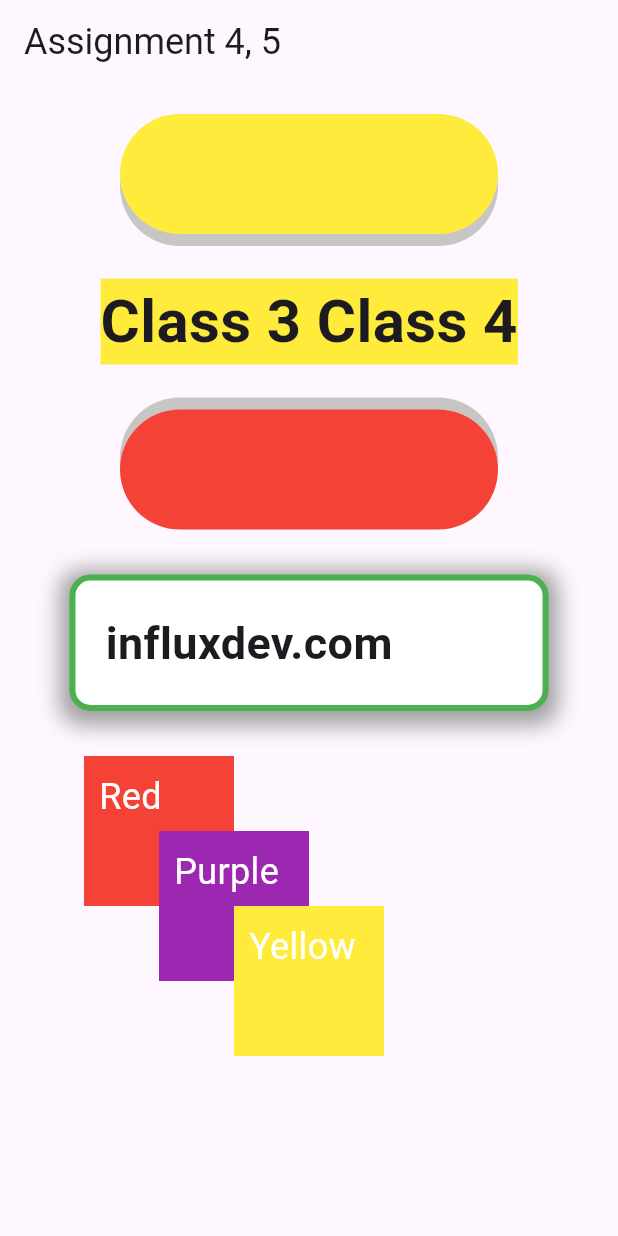
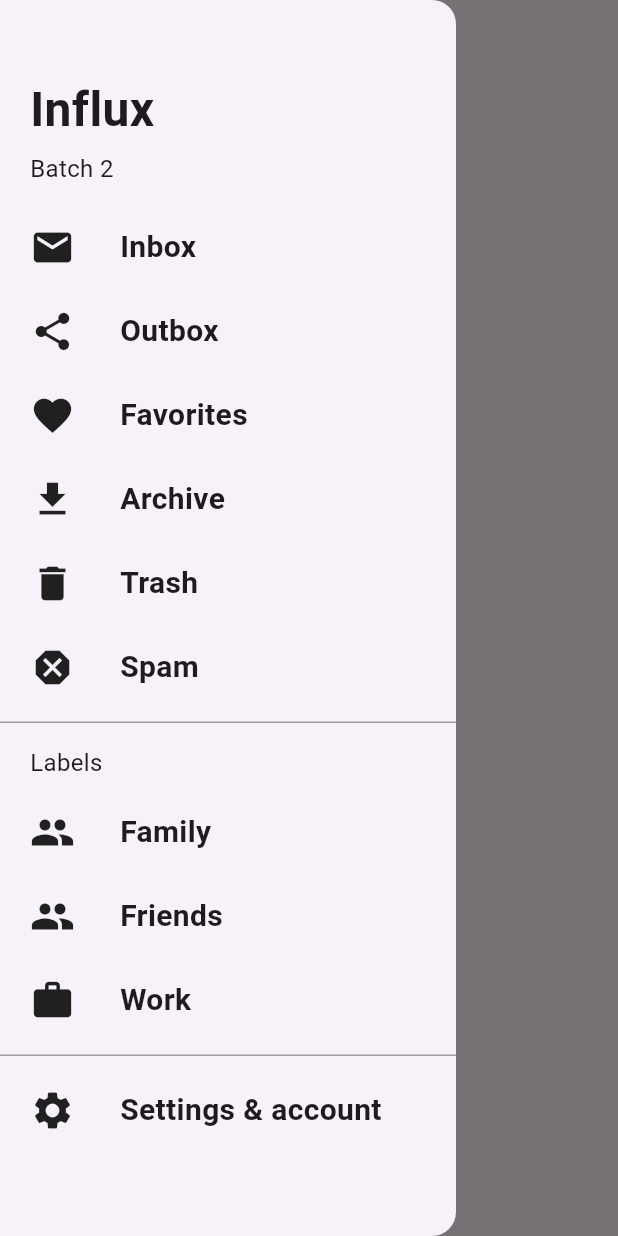
Before and after one commit to najmunoishi/flutter-practice, a Flutter app: the screen it shows after launch, with the side drawer open (before the commit the screen has no drawer), on a phone screen of 412 x 824 dp. Run offline on Flutter 3.47's test engine with Material 3 defaults, Android fonts, the phone set to English and light mode, and no system bars.

Commit message:
custom drawer done

```diff
--- a/practice/lib/main.dart
+++ b/practice/lib/main.dart
@@ -1,4 +1,5 @@
 import 'package:flutter/material.dart';
+import 'package:practice/screens/custom_drawer/drawer_screen.dart';
 
 void main() {
   runApp(const MyApp());
@@ -11,167 +12,8 @@ class MyApp extends StatelessWidget {
   Widget build(BuildContext context) {
     return MaterialApp(
       debugShowCheckedModeBanner: false,
-      home: Scaffold(
-        appBar: AppBar(
-          title: Text(
-            "Assignment 4, 5",
-            style: TextStyle(fontSize: 24),
-          ),
-        ),
-        body: Column(
-          children: [
-            Container(
-              padding: EdgeInsets.all(40),
-              margin: EdgeInsets.fromLTRB(
-                80,
-                20,
-                80,
-                20,
-              ),
-              decoration: BoxDecoration(
-                  color: Colors.yellow,
-                  borderRadius: BorderRadius.circular(50),
-                  boxShadow: [
-                    BoxShadow(
-                      color: Color.fromARGB(
-                        255,
-                        200,
-                        197,
-                        197,
-                      ),
-                      offset: Offset(0, 8),
-                    ),
-                  ]),
-            ),
-            SizedBox(
-              height: 10,
-            ),
-            Text(
-              "Class 3 Class 4",
-              style: TextStyle(
-                fontSize: 40,
-                fontWeight: FontWeight.bold,
-                backgroundColor: Colors.yellow,
-              ),
-            ),
-            SizedBox(
-              height: 10,
-            ),
-            Container(
-              padding: EdgeInsets.all(40),
-              margin: EdgeInsets.fromLTRB(
-                80,
-                20,
-                80,
-                20,
-              ),
-              decoration: BoxDecoration(
-                  color: Colors.red,
-                  borderRadius: BorderRadius.circular(50),
-                  boxShadow: [
-                    BoxShadow(
-                      color: Color.fromARGB(
-                        255,
-                        200,
-                        197,
-                        197,
-                      ),
-                      offset: Offset(0, -8),
-                    ),
-                  ]),
-            ),
-            Container(
-              padding: EdgeInsets.only(
-                left: 20,
-                right: 100,
-                top: 20,
-                bottom: 20,
-              ),
-              margin: EdgeInsets.only(
-                left: 20,
-                right: 20,
-                bottom: 20,
-                top: 10,
-              ),
-              decoration: BoxDecoration(
-                color: Colors.white,
-                border: Border.all(
-                  color: Colors.green,
-                  width: 4,
-                ),
-                borderRadius: BorderRadius.circular(14),
-                boxShadow: [
-                  BoxShadow(
-                    color: Colors.grey,
-                    spreadRadius: 6,
-                    blurRadius: 12,
-                    offset: Offset(0, 3),
-                  ),
-                ],
-              ),
-              child: Text("influxdev.com",
-                  style: TextStyle(
-                    fontSize: 30,
-                    fontWeight: FontWeight.bold,
-                  )),
-            ),
-            SizedBox(
-              height: 10,
-            ),
-            Stack(
-              children: [
-                Container(
-                  color: Colors.red,
-                  height: 100,
-                  width: 100,
-                  child: Padding(
-                    padding: EdgeInsets.all(10),
-                    child: Text(
-                      "Red",
-                      style: TextStyle(
-                        fontSize: 24,
-                        color: Colors.white,
-                      ),
-                    ),
-                  ),
-                ),
-                Container(
-                  margin: EdgeInsets.all(50),
-                  color: Colors.purple,
-                  height: 100,
-                  width: 100,
-                  child: Padding(
-                    padding: EdgeInsets.all(10),
-                    child: Text(
-                      "Purple",
-                      style: TextStyle(
-                        fontSize: 24,
-                        color: Colors.white,
-                      ),
-                    ),
-                  ),
-                ),
-                Container(
-                  margin: EdgeInsets.all(100),
-                  color: Colors.yellow,
-                  height: 100,
-                  width: 100,
-                  child: Padding(
-                    padding: EdgeInsets.all(10),
-                    child: Text(
-                      "Yellow",
-                      style: TextStyle(
-                        fontSize: 24,
-                        color: Colors.white,
-                      ),
-                    ),
-                  ),
-                ),
-              ],
-            ),
-          ],
-        ),
-      ),
+      title: 'Flutter Demo',
+      home: DrawerScreen(),
     );
   }
 }
--- /dev/null
+++ b/practice/lib/screens/custom_drawer/components/drawer_tile.dart
@@ -0,0 +1,31 @@
+import 'package:flutter/material.dart';
+
+class DrawerTile extends StatelessWidget {
+  const DrawerTile({Key? key, required this.title, required this.icon})
+      : super(key: key);
+  final String title;
+  final IconData icon;
+  @override
+  Widget build(BuildContext context) {
+    return Row(
+      children: [
+        Icon(
+          icon,
+          size: 30,
+        ),
+        Padding(
+          padding: EdgeInsets.only(
+            left: 30,
+          ),
+          child: Text(
+            title,
+            style: TextStyle(
+              fontSize: 20,
+              fontWeight: FontWeight.bold,
+            ),
+          ),
+        )
+      ],
+    );
+  }
+}
--- /dev/null
+++ b/practice/lib/screens/custom_drawer/drawer_screen.dart
@@ -0,0 +1,173 @@
+import 'package:flutter/material.dart';
+import 'package:practice/screens/custom_drawer/components/drawer_tile.dart';
+
+class DrawerScreen extends StatelessWidget {
+  DrawerScreen({Key? key}) : super(key: key);
+
+  @override
+  Widget build(BuildContext context) {
+    return Scaffold(
+      appBar: AppBar(),
+      drawer: Drawer(
+        child: SingleChildScrollView(
+          scrollDirection: Axis.vertical,
+          child: Column(
+            crossAxisAlignment: CrossAxisAlignment.start,
+            children: [
+              Padding(
+                padding: EdgeInsets.only(
+                  left: 20,
+                  top: 50,
+                ),
+                child: Column(
+                  crossAxisAlignment: CrossAxisAlignment.start,
+                  children: [
+                    Text(
+                      "Influx",
+                      style: TextStyle(
+                        fontSize: 32,
+                        fontWeight: FontWeight.bold,
+                      ),
+                    ),
+                    SizedBox(
+                      height: 5,
+                    ),
+                    Text(
+                      "Batch 2",
+                      style: TextStyle(
+                        fontSize: 16,
+                      ),
+                    ),
+                  ],
+                ),
+              ),
+              SizedBox(
+                height: 26,
+              ),
+              Padding(
+                padding: EdgeInsets.symmetric(
+                  horizontal: 20,
+                ),
+                child: Column(
+                  children: [
+                    DrawerTile(
+                      title: "Inbox",
+                      icon: Icons.mail,
+                    ),
+                    SizedBox(
+                      height: 26,
+                    ),
+                    DrawerTile(
+                      title: "Outbox",
+                      icon: Icons.share,
+                    ),
+                    SizedBox(
+                      height: 26,
+                    ),
+                    DrawerTile(
+                      title: "Favorites",
+                      icon: Icons.favorite,
+                    ),
+                    SizedBox(
+                      height: 26,
+                    ),
+                    DrawerTile(
+                      title: "Archive",
+                      icon: Icons.download,
+                    ),
+                    SizedBox(
+                      height: 26,
+                    ),
+                    DrawerTile(
+                      title: "Trash",
+                      icon: Icons.delete,
+                    ),
+                    SizedBox(
+                      height: 26,
+                    ),
+                    DrawerTile(
+                      title: "Spam",
+                      icon: Icons.dangerous,
+                    ),
+                  ],
+                ),
+              ),
+              SizedBox(
+                height: 20,
+              ),
+              Divider(
+                height: 3,
+                color: Colors.grey,
+                thickness: 1,
+              ),
+              SizedBox(
+                height: 14,
+              ),
+              Padding(
+                padding: const EdgeInsets.only(
+                  left: 20,
+                ),
+                child: Text(
+                  "Labels",
+                  style: TextStyle(
+                    fontSize: 16,
+                  ),
+                ),
+              ),
+              Padding(
+                padding: EdgeInsets.symmetric(
+                  horizontal: 20,
+                ),
+                child: Column(
+                  children: [
+                    SizedBox(
+                      height: 20,
+                    ),
+                    DrawerTile(
+                      title: "Family",
+                      icon: Icons.people,
+                    ),
+                    SizedBox(
+                      height: 26,
+                    ),
+                    DrawerTile(
+                      title: "Friends",
+                      icon: Icons.people,
+                    ),
+                    SizedBox(
+                      height: 26,
+                    ),
+                    DrawerTile(
+                      title: "Work",
+                      icon: Icons.work,
+                    ),
+                  ],
+                ),
+              ),
+              SizedBox(
+                height: 20,
+              ),
+              Divider(
+                height: 3,
+                color: Colors.grey,
+                thickness: 1,
+              ),
+              SizedBox(
+                height: 20,
+              ),
+              Padding(
+                padding: EdgeInsets.symmetric(
+                  horizontal: 20,
+                ),
+                child: DrawerTile(
+                  title: "Settings & account",
+                  icon: Icons.settings,
+                ),
+              ),
+            ],
+          ),
+        ),
+      ),
+    );
+  }
+}
--- /dev/null
+++ b/practice/lib/screens/widget_screen.dart
@@ -0,0 +1,177 @@
+import 'package:flutter/material.dart';
+
+void main() {
+  runApp(const MyApp());
+}
+
+class MyApp extends StatelessWidget {
+  const MyApp({super.key});
+
+  @override
+  Widget build(BuildContext context) {
+    return MaterialApp(
+      debugShowCheckedModeBanner: false,
+      home: Scaffold(
+        appBar: AppBar(
+          title: Text(
+            "Assignment 4, 5",
+            style: TextStyle(fontSize: 24),
+          ),
+        ),
+        body: Column(
+          children: [
+            Container(
+              padding: EdgeInsets.all(40),
+              margin: EdgeInsets.fromLTRB(
+                80,
+                20,
+                80,
+                20,
+              ),
+              decoration: BoxDecoration(
+                  color: Colors.yellow,
+                  borderRadius: BorderRadius.circular(50),
+                  boxShadow: [
+                    BoxShadow(
+                      color: Color.fromARGB(
+                        255,
+                        200,
+                        197,
+                        197,
+                      ),
+                      offset: Offset(0, 8),
+                    ),
+                  ]),
+            ),
+            SizedBox(
+              height: 10,
+            ),
+            Text(
+              "Class 3 Class 4",
+              style: TextStyle(
+                fontSize: 40,
+                fontWeight: FontWeight.bold,
+                backgroundColor: Colors.yellow,
+              ),
+            ),
+            SizedBox(
+              height: 10,
+            ),
+            Container(
+              padding: EdgeInsets.all(40),
+              margin: EdgeInsets.fromLTRB(
+                80,
+                20,
+                80,
+                20,
+              ),
+              decoration: BoxDecoration(
+                  color: Colors.red,
+                  borderRadius: BorderRadius.circular(50),
+                  boxShadow: [
+                    BoxShadow(
+                      color: Color.fromARGB(
+                        255,
+                        200,
+                        197,
+                        197,
+                      ),
+                      offset: Offset(0, -8),
+                    ),
+                  ]),
+            ),
+            Container(
+              padding: EdgeInsets.only(
+                left: 20,
+                right: 100,
+                top: 20,
+                bottom: 20,
+              ),
+              margin: EdgeInsets.only(
+                left: 20,
+                right: 20,
+                bottom: 20,
+                top: 10,
+              ),
+              decoration: BoxDecoration(
+                color: Colors.white,
+                border: Border.all(
+                  color: Colors.green,
+                  width: 4,
+                ),
+                borderRadius: BorderRadius.circular(14),
+                boxShadow: [
+                  BoxShadow(
+                    color: Colors.grey,
+                    spreadRadius: 6,
+                    blurRadius: 12,
+                    offset: Offset(0, 3),
+                  ),
+                ],
+              ),
+              child: Text("influxdev.com",
+                  style: TextStyle(
+                    fontSize: 30,
+                    fontWeight: FontWeight.bold,
+                  )),
+            ),
+            SizedBox(
+              height: 10,
+            ),
+            Stack(
+              children: [
+                Container(
+                  color: Colors.red,
+                  height: 100,
+                  width: 100,
+                  child: Padding(
+                    padding: EdgeInsets.all(10),
+                    child: Text(
+                      "Red",
+                      style: TextStyle(
+                        fontSize: 24,
+                        color: Colors.white,
+                      ),
+                    ),
+                  ),
+                ),
+                Container(
+                  margin: EdgeInsets.all(50),
+                  color: Colors.purple,
+                  height: 100,
+                  width: 100,
+                  child: Padding(
+                    padding: EdgeInsets.all(10),
+                    child: Text(
+                      "Purple",
+                      style: TextStyle(
+                        fontSize: 24,
+                        color: Colors.white,
+                      ),
+                    ),
+                  ),
+                ),
+                Container(
+                  margin: EdgeInsets.all(100),
+                  color: Colors.yellow,
+                  height: 100,
+                  width: 100,
+                  child: Padding(
+                    padding: EdgeInsets.all(10),
+                    child: Text(
+                      "Yellow",
+                      style: TextStyle(
+                        fontSize: 24,
+                        color: Colors.white,
+                      ),
+                    ),
+                  ),
+                ),
+              ],
+            ),
+          ],
+        ),
+      ),
+    );
+  }
+}
```
